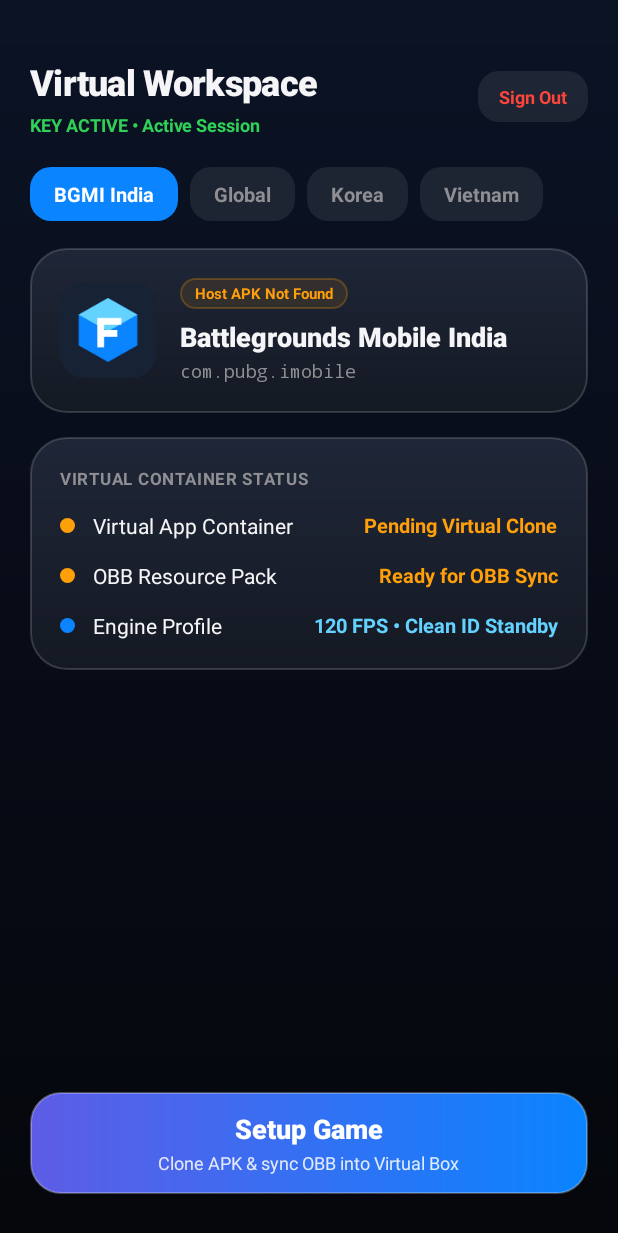
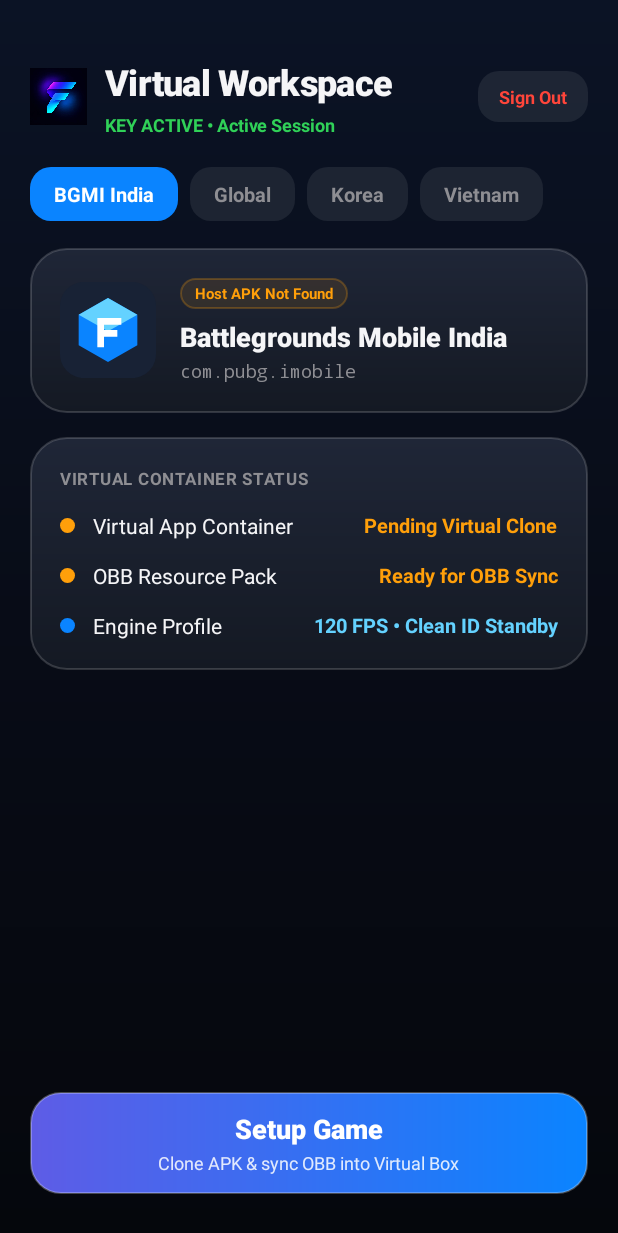
Before and after one commit to ravipacharpro-jpg/FeaturesticLoader-AppleUI-10, an Android app: the MainActivity screen opened directly, with no data from a screen before it, on a phone screen of 412 x 824 dp. Shown: the top 1233 px of the screen. Run offline under Robolectric (Android 15) with nearby library versions, the phone set to English and light mode, and no system bars; libraries missing offline, so code that uses them is left out: com.featurestic.box; 4 statements that could not run were skipped.

Commit message:
feat: semantic version auto-update check and custom neon brand logo (in-app & launcher)

```diff
--- a/app/src/main/AndroidManifest.xml
+++ b/app/src/main/AndroidManifest.xml
@@ -66,9 +66,9 @@
         android:extractNativeLibs="true"
         android:hardwareAccelerated="true"
         android:largeHeap="true"
-        android:icon="@drawable/ic_apple_cube"
+        android:icon="@drawable/app_logo"
         android:label="@string/app_name"
-        android:roundIcon="@drawable/ic_apple_cube"
+        android:roundIcon="@drawable/app_logo"
         android:supportsRtl="true"
         android:theme="@style/Theme.FeaturesticApple"
         android:usesCleartextTraffic="true"
--- a/app/src/main/res/layout/activity_main.xml
+++ b/app/src/main/res/layout/activity_main.xml
@@ -22,6 +22,13 @@
             android:layout_height="wrap_content"
             android:gravity="center_vertical"
             android:orientation="horizontal">
+
+            <ImageView
+                android:layout_width="38dp"
+                android:layout_height="38dp"
+                android:layout_marginRight="12dp"
+                android:scaleType="fitCenter"
+                android:src="@drawable/app_logo" />
 
             <LinearLayout
                 android:layout_width="0dp"
@@ -149,7 +156,8 @@
                 android:id="@+id/ivGameIcon"
                 android:layout_width="64dp"
                 android:layout_height="64dp"
-                android:src="@drawable/ic_apple_cube" />
+                android:scaleType="fitCenter"
+                android:src="@drawable/app_logo" />
 
             <LinearLayout
                 android:layout_width="0dp"
```
Also changed, not shown: app/src/main/java/com/featurestic/loader/update/InAppUpdateManager.java (+32 -3 lines), app/src/main/res/layout/activity_login.xml (+4 -3 lines), app/src/main/res/drawable/app_logo.jpg (added), 1 other file.
